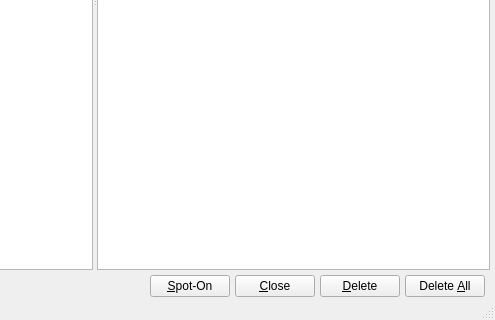
This is Version 1.x/UI/historyWindow.ui in textbrowser/dooble as Qt 5 draws it before an edit; both pictures show x 305 to 800 and y 280 to 600 of the 800 by 600 pixel window. The edited form follows.
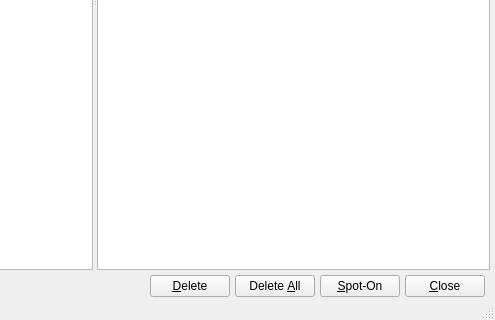
This is the edited form. Custom widgets are drawn as their Qt base class.

Commit message: Moved buttons.

Patch:
```diff
--- a/Version 1.x/UI/historyWindow.ui
+++ b/Version 1.x/UI/historyWindow.ui
@@ -112,6 +112,20 @@
         </property>
        </spacer>
       </item>
+      <item>
+       <widget class="QPushButton" name="deletePushButton">
+        <property name="text">
+         <string>&amp;Delete</string>
+        </property>
+       </widget>
+      </item>
+      <item>
+       <widget class="QPushButton" name="deleteAllPushButton">
+        <property name="text">
+         <string>Delete &amp;All</string>
+        </property>
+       </widget>
+      </item>
       <item>
        <widget class="QPushButton" name="sharePushButton">
         <property name="toolTip">
@@ -129,20 +143,6 @@
         </property>
        </widget>
       </item>
-      <item>
-       <widget class="QPushButton" name="deletePushButton">
-        <property name="text">
-         <string>&amp;Delete</string>
-        </property>
-       </widget>
-      </item>
-      <item>
-       <widget class="QPushButton" name="deleteAllPushButton">
-        <property name="text">
-         <string>Delete &amp;All</string>
-        </property>
-       </widget>
-      </item>
      </layout>
     </item>
    </layout>
```
Left out of the diff: 2 changed lines with no effect on the pictures. The commit also changes 83 other files.
